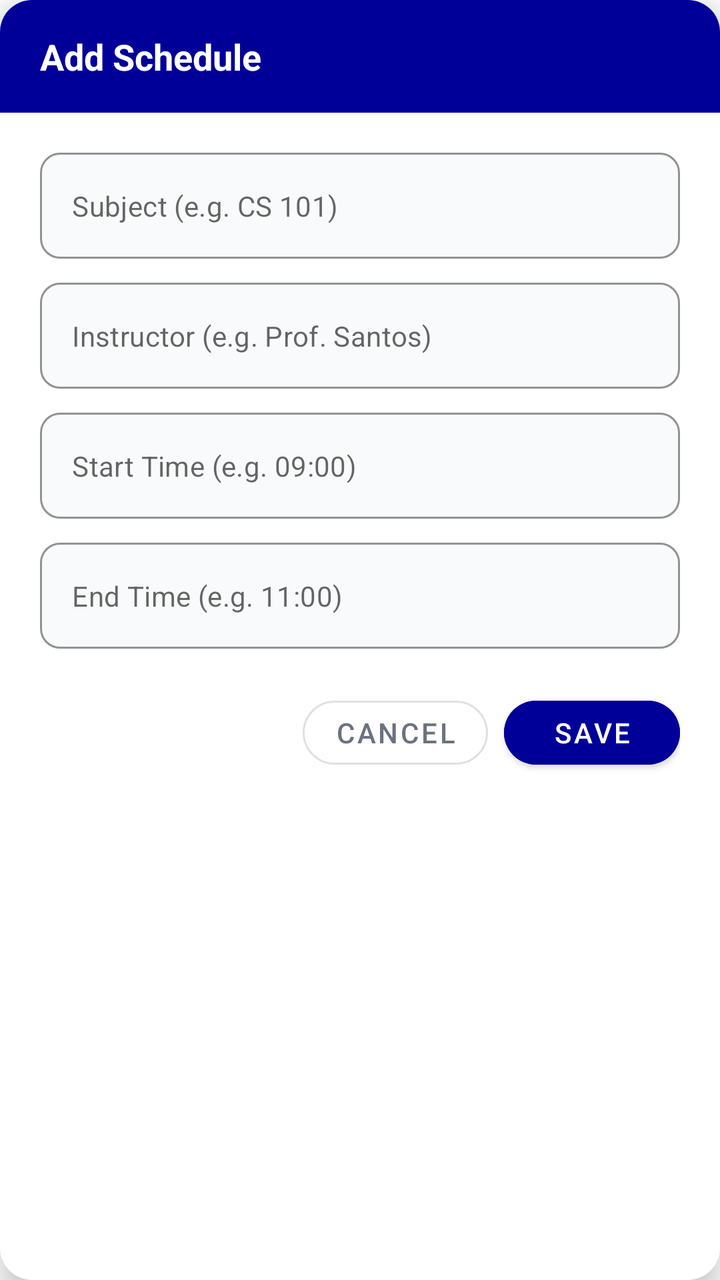
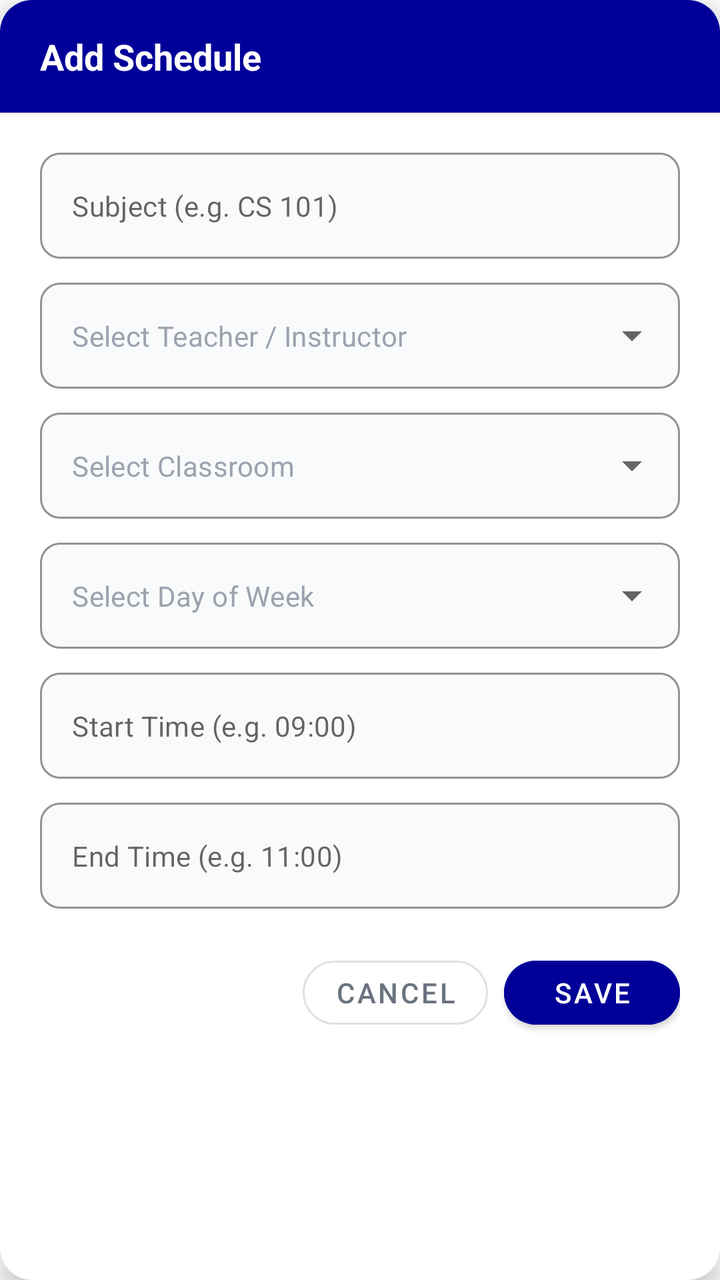

The first picture is an Android layout as it rendered before a commit; the second is the same layout after the commit. The layout source and the unified diff follow.
<!-- AndroidManifest.xml: application theme Theme.OOPProject -->
<!-- res/layout/dialog_add_edit_schedule.xml -->
<?xml version="1.0" encoding="utf-8"?>
<com.google.android.material.card.MaterialCardView xmlns:android="http://schemas.android.com/apk/res/android"
    xmlns:app="http://schemas.android.com/apk/res-auto"
    android:layout_width="match_parent"
    android:layout_height="wrap_content"
    android:layout_margin="20dp"
    app:cardBackgroundColor="#FFFFFF"
    app:cardCornerRadius="16dp"
    app:cardElevation="8dp"
    app:strokeWidth="0dp">

    <LinearLayout
        android:layout_width="match_parent"
        android:layout_height="wrap_content"
        android:orientation="vertical">

        
        <LinearLayout
            android:layout_width="match_parent"
            android:layout_height="wrap_content"
            android:background="@color/dark_purple"
            android:orientation="horizontal"
            android:paddingHorizontal="20dp"
            android:paddingVertical="16dp">

            <TextView
                android:id="@+id/tvDialogTitle"
                android:layout_width="wrap_content"
                android:layout_height="wrap_content"
                android:text="Add Schedule"
                android:textColor="#FFFFFF"
                android:textSize="18sp"
                android:textStyle="bold" />
        </LinearLayout>

        
        <LinearLayout
            android:layout_width="match_parent"
            android:layout_height="wrap_content"
            android:orientation="vertical"
            android:padding="20dp">

            
            <com.google.android.material.textfield.TextInputLayout
                android:id="@+id/tilSubject"
                style="@style/Widget.MaterialComponents.TextInputLayout.OutlinedBox"
                android:layout_width="match_parent"
                android:layout_height="wrap_content"
                app:boxBackgroundColor="#F9FAFB"
                app:boxCornerRadiusBottomEnd="10dp"
                app:boxCornerRadiusBottomStart="10dp"
                app:boxCornerRadiusTopEnd="10dp"
                app:boxCornerRadiusTopStart="10dp"
                app:boxStrokeColor="@color/dark_purple"
                app:hintEnabled="false">

                <com.google.android.material.textfield.TextInputEditText
                    android:id="@+id/etSubject"
                    android:layout_width="match_parent"
                    android:layout_height="wrap_content"
                    android:hint="Subject (e.g. CS 101)"
                    android:inputType="text"
                    android:textColor="#1F2937"
                    android:textSize="14sp" />
            </com.google.android.material.textfield.TextInputLayout>

            
            <com.google.android.material.textfield.TextInputLayout
                android:id="@+id/tilInstructor"
                style="@style/Widget.MaterialComponents.TextInputLayout.OutlinedBox"
                android:layout_width="match_parent"
                android:layout_height="wrap_content"
                android:layout_marginTop="12dp"
                app:boxBackgroundColor="#F9FAFB"
                app:boxCornerRadiusBottomEnd="10dp"
                app:boxCornerRadiusBottomStart="10dp"
                app:boxCornerRadiusTopEnd="10dp"
                app:boxCornerRadiusTopStart="10dp"
                app:boxStrokeColor="@color/dark_purple"
                app:hintEnabled="false">

                <com.google.android.material.textfield.TextInputEditText
                    android:id="@+id/etInstructor"
                    android:layout_width="match_parent"
                    android:layout_height="wrap_content"
                    android:hint="Instructor (e.g. Prof. Santos)"
                    android:inputType="textPersonName"
                    android:textColor="#1F2937"
                    android:textSize="14sp" />
            </com.google.android.material.textfield.TextInputLayout>

            
            <com.google.android.material.textfield.TextInputLayout
                android:id="@+id/tilStartTime"
                style="@style/Widget.MaterialComponents.TextInputLayout.OutlinedBox"
                android:layout_width="match_parent"
                android:layout_height="wrap_content"
                android:layout_marginTop="12dp"
                app:boxBackgroundColor="#F9FAFB"
                app:boxCornerRadiusBottomEnd="10dp"
                app:boxCornerRadiusBottomStart="10dp"
                app:boxCornerRadiusTopEnd="10dp"
                app:boxCornerRadiusTopStart="10dp"
                app:boxStrokeColor="@color/dark_purple"
                app:hintEnabled="false">

                <com.google.android.material.textfield.TextInputEditText
                    android:id="@+id/etStartTime"
                    android:layout_width="match_parent"
                    android:layout_height="wrap_content"
                    android:hint="Start Time (e.g. 09:00)"
                    android:inputType="time"
                    android:textColor="#1F2937"
                    android:textSize="14sp" />
            </com.google.android.material.textfield.TextInputLayout>

            
            <com.google.android.material.textfield.TextInputLayout
                android:id="@+id/tilEndTime"
                style="@style/Widget.MaterialComponents.TextInputLayout.OutlinedBox"
                android:layout_width="match_parent"
                android:layout_height="wrap_content"
                android:layout_marginTop="12dp"
                app:boxBackgroundColor="#F9FAFB"
                app:boxCornerRadiusBottomEnd="10dp"
                app:boxCornerRadiusBottomStart="10dp"
                app:boxCornerRadiusTopEnd="10dp"
                app:boxCornerRadiusTopStart="10dp"
                app:boxStrokeColor="@color/dark_purple"
                app:hintEnabled="false">

                <com.google.android.material.textfield.TextInputEditText
                    android:id="@+id/etEndTime"
                    android:layout_width="match_parent"
                    android:layout_height="wrap_content"
                    android:hint="End Time (e.g. 11:00)"
                    android:inputType="time"
                    android:textColor="#1F2937"
                    android:textSize="14sp" />
            </com.google.android.material.textfield.TextInputLayout>

            
            <LinearLayout
                android:layout_width="match_parent"
                android:layout_height="wrap_content"
                android:layout_marginTop="20dp"
                android:gravity="end"
                android:orientation="horizontal">

                <com.google.android.material.button.MaterialButton
                    android:id="@+id/btnCancel"
                    style="@style/Widget.MaterialComponents.Button.OutlinedButton"
                    android:layout_width="wrap_content"
                    android:layout_height="44dp"
                    android:layout_marginEnd="8dp"
                    android:text="CANCEL"
                    android:textColor="#6B7280"
                    app:cornerRadius="22dp" />

                <com.google.android.material.button.MaterialButton
                    android:id="@+id/btnSave"
                    android:layout_width="wrap_content"
                    android:layout_height="44dp"
                    android:backgroundTint="@color/dark_purple"
                    android:text="SAVE"
                    android:textColor="#FFFFFF"
                    app:cornerRadius="22dp" />
            </LinearLayout>

        </LinearLayout>
    </LinearLayout>
</com.google.android.material.card.MaterialCardView>
<!-- resources referenced by this layout -->
<resources>
  <color name="dark_purple">#FF000099</color>
  <style name="Theme.OOPProject" parent="Theme.MaterialComponents.Light.NoActionBar">
          
          <item name="colorPrimary">@color/purple_500</item>
          <item name="colorPrimaryVariant">@color/purple_700</item>
          <item name="colorOnPrimary">@color/white</item>
          
          <item name="colorSecondary">@color/teal_200</item>
          <item name="colorSecondaryVariant">@color/teal_700</item>
          <item name="colorOnSecondary">@color/black</item>
          
          <item name="android:statusBarColor">?attr/colorPrimaryVariant</item>
          
      </style>
  <color name="purple_500">#FF6200EE</color>
  <color name="purple_700">#FF3700B3</color>
  <color name="white">#FFFFFFFF</color>
  <color name="teal_200">#FF03DAC5</color>
  <color name="teal_700">#FF018786</color>
  <color name="black">#FF000000</color>
</resources>

<!-- the commit's change to res/layout/dialog_add_edit_schedule.xml (unified diff, before → after) -->
@@ -67,25 +67,78 @@
             
             <com.google.android.material.textfield.TextInputLayout
                 android:id="@+id/tilInstructor"
-                style="@style/Widget.MaterialComponents.TextInputLayout.OutlinedBox"
-                android:layout_width="match_parent"
-                android:layout_height="wrap_content"
-                android:layout_marginTop="12dp"
-                app:boxBackgroundColor="#F9FAFB"
-                app:boxCornerRadiusBottomEnd="10dp"
-                app:boxCornerRadiusBottomStart="10dp"
-                app:boxCornerRadiusTopEnd="10dp"
-                app:boxCornerRadiusTopStart="10dp"
-                app:boxStrokeColor="@color/dark_purple"
-                app:hintEnabled="false">
-
-                <com.google.android.material.textfield.TextInputEditText
+                style="@style/Widget.MaterialComponents.TextInputLayout.OutlinedBox.ExposedDropdownMenu"
+                android:layout_width="match_parent"
+                android:layout_height="wrap_content"
+                android:layout_marginTop="12dp"
+                app:boxBackgroundColor="#F9FAFB"
+                app:boxCornerRadiusBottomEnd="10dp"
+                app:boxCornerRadiusBottomStart="10dp"
+                app:boxCornerRadiusTopEnd="10dp"
+                app:boxCornerRadiusTopStart="10dp"
+                app:boxStrokeColor="@color/dark_purple"
+                app:hintEnabled="false">
+
+                <com.google.android.material.textfield.MaterialAutoCompleteTextView
                     android:id="@+id/etInstructor"
                     android:layout_width="match_parent"
                     android:layout_height="wrap_content"
-                    android:hint="Instructor (e.g. Prof. Santos)"
-                    android:inputType="textPersonName"
-                    android:textColor="#1F2937"
+                    android:hint="Select Teacher / Instructor"
+                    android:inputType="none"
+                    android:textColor="#1F2937"
+                    android:textColorHint="#9CA3AF"
+                    android:textSize="14sp" />
+            </com.google.android.material.textfield.TextInputLayout>
+
+            
+            <com.google.android.material.textfield.TextInputLayout
+                android:id="@+id/tilClassroomId"
+                style="@style/Widget.MaterialComponents.TextInputLayout.OutlinedBox.ExposedDropdownMenu"
+                android:layout_width="match_parent"
+                android:layout_height="wrap_content"
+                android:layout_marginTop="12dp"
+                app:boxBackgroundColor="#F9FAFB"
+                app:boxCornerRadiusBottomEnd="10dp"
+                app:boxCornerRadiusBottomStart="10dp"
+                app:boxCornerRadiusTopEnd="10dp"
+                app:boxCornerRadiusTopStart="10dp"
+                app:boxStrokeColor="@color/dark_purple"
+                app:hintEnabled="false">
+
+                <com.google.android.material.textfield.MaterialAutoCompleteTextView
+                    android:id="@+id/etClassroomId"
+                    android:layout_width="match_parent"
+                    android:layout_height="wrap_content"
+                    android:hint="Select Classroom"
+                    android:inputType="none"
+                    android:textColor="#1F2937"
+                    android:textColorHint="#9CA3AF"
+                    android:textSize="14sp" />
+            </com.google.android.material.textfield.TextInputLayout>
+
+            
+            <com.google.android.material.textfield.TextInputLayout
+                android:id="@+id/tilDay"
+                style="@style/Widget.MaterialComponents.TextInputLayout.OutlinedBox.ExposedDropdownMenu"
+                android:layout_width="match_parent"
+                android:layout_height="wrap_content"
+                android:layout_marginTop="12dp"
+                app:boxBackgroundColor="#F9FAFB"
+                app:boxCornerRadiusBottomEnd="10dp"
+                app:boxCornerRadiusBottomStart="10dp"
+                app:boxCornerRadiusTopEnd="10dp"
+                app:boxCornerRadiusTopStart="10dp"
+                app:boxStrokeColor="@color/dark_purple"
+                app:hintEnabled="false">
+
+                <com.google.android.material.textfield.MaterialAutoCompleteTextView
+                    android:id="@+id/etDay"
+                    android:layout_width="match_parent"
+                    android:layout_height="wrap_content"
+                    android:hint="Select Day of Week"
+                    android:inputType="none"
+                    android:textColor="#1F2937"
+                    android:textColorHint="#9CA3AF"
                     android:textSize="14sp" />
             </com.google.android.material.textfield.TextInputLayout>
 
